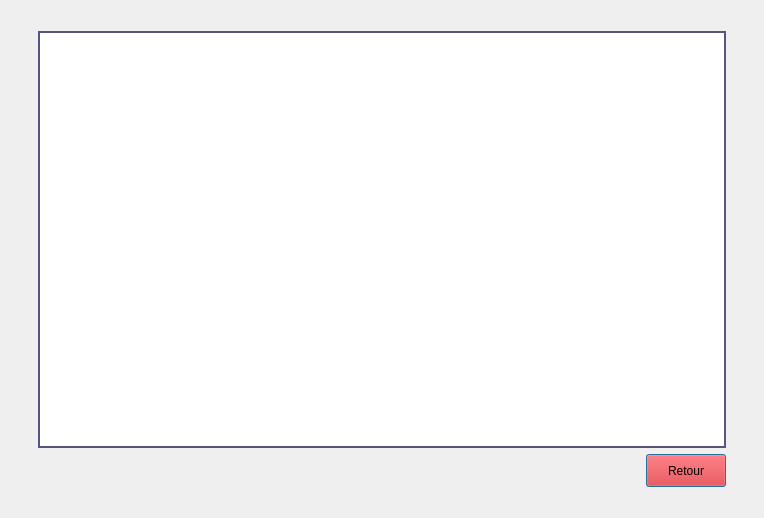
ToDesire/QT_Project, file myProject/historic.ui: the form before one commit.
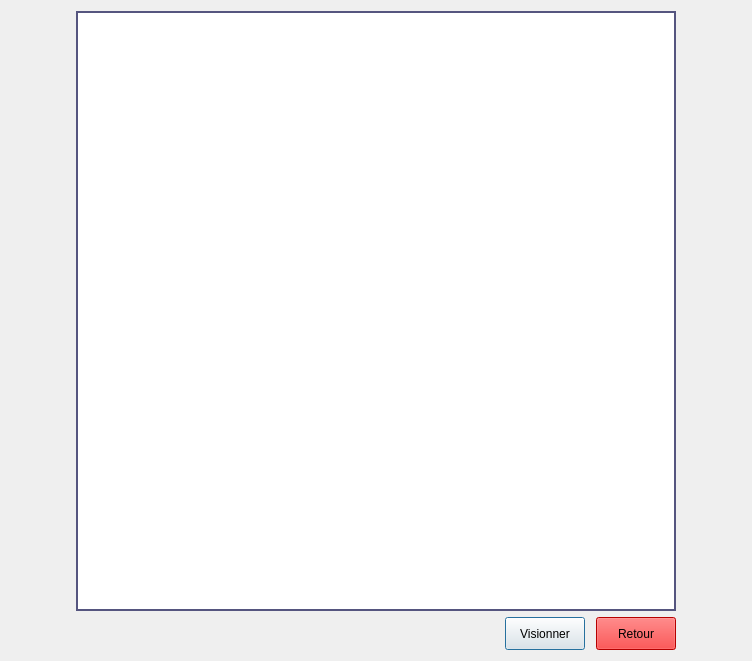
The form after the commit.

Patch:
```diff
--- a/myProject/historic.ui
+++ b/myProject/historic.ui
@@ -6,8 +6,8 @@
    <rect>
     <x>0</x>
     <y>0</y>
-    <width>764</width>
-    <height>518</height>
+    <width>752</width>
+    <height>423</height>
    </rect>
   </property>
   <property name="windowTitle">
@@ -19,34 +19,43 @@
      <property name="orientation">
       <enum>Qt::Vertical</enum>
      </property>
-     <property name="sizeType">
-      <enum>QSizePolicy::Fixed</enum>
-     </property>
      <property name="sizeHint" stdset="0">
       <size>
        <width>20</width>
-       <height>20</height>
+       <height>22</height>
       </size>
      </property>
     </spacer>
    </item>
    <item row="1" column="0">
-    <spacer name="horizontalSpacer_2">
+    <spacer name="horizontalSpacer_3">
      <property name="orientation">
       <enum>Qt::Horizontal</enum>
      </property>
      <property name="sizeHint" stdset="0">
       <size>
-       <width>15</width>
+       <width>57</width>
        <height>20</height>
       </size>
      </property>
     </spacer>
    </item>
-   <item row="1" column="1" rowspan="2">
+   <item row="1" column="1">
     <layout class="QVBoxLayout" name="verticalLayout">
      <item>
       <widget class="QTableView" name="vue">
+       <property name="minimumSize">
+        <size>
+         <width>600</width>
+         <height>600</height>
+        </size>
+       </property>
+       <property name="maximumSize">
+        <size>
+         <width>600</width>
+         <height>700</height>
+        </size>
+       </property>
        <property name="styleSheet">
         <string notr="true">QTableView{
 	border: 2px solid rgb(85, 85, 127);
@@ -65,7 +74,36 @@
          </property>
          <property name="sizeHint" stdset="0">
           <size>
-           <width>608</width>
+           <width>40</width>
+           <height>20</height>
+          </size>
+         </property>
+        </spacer>
+       </item>
+       <item>
+        <widget class="QPushButton" name="visionner_btn">
+         <property name="styleSheet">
+          <string notr="true">QPushButton{
+	height: 25px;
+	font: 81 11pt &quot;Fira Sans Compressed ExtraBold&quot;;
+}</string>
+         </property>
+         <property name="text">
+          <string>Visionner</string>
+         </property>
+        </widget>
+       </item>
+       <item>
+        <spacer name="horizontalSpacer_2">
+         <property name="orientation">
+          <enum>Qt::Horizontal</enum>
+         </property>
+         <property name="sizeType">
+          <enum>QSizePolicy::Fixed</enum>
+         </property>
+         <property name="sizeHint" stdset="0">
+          <size>
+           <width>5</width>
            <height>20</height>
           </size>
          </property>
@@ -93,31 +131,28 @@
      </item>
     </layout>
    </item>
-   <item row="2" column="2">
-    <spacer name="horizontalSpacer_3">
+   <item row="1" column="2">
+    <spacer name="horizontalSpacer_4">
      <property name="orientation">
       <enum>Qt::Horizontal</enum>
      </property>
      <property name="sizeHint" stdset="0">
       <size>
-       <width>15</width>
-       <height>20</height>
+       <width>57</width>
+       <height>17</height>
       </size>
      </property>
     </spacer>
    </item>
-   <item row="3" column="1">
+   <item row="2" column="1">
     <spacer name="verticalSpacer_2">
      <property name="orientation">
       <enum>Qt::Vertical</enum>
      </property>
-     <property name="sizeType">
-      <enum>QSizePolicy::Fixed</enum>
-     </property>
      <property name="sizeHint" stdset="0">
       <size>
        <width>20</width>
-       <height>20</height>
+       <height>23</height>
       </size>
      </property>
     </spacer>
```
Left out of the diff: 4 changed lines with no effect on the pictures.
